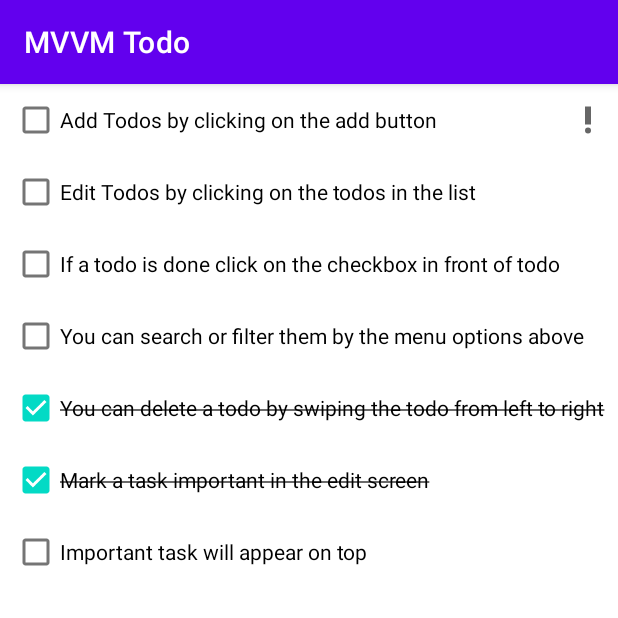
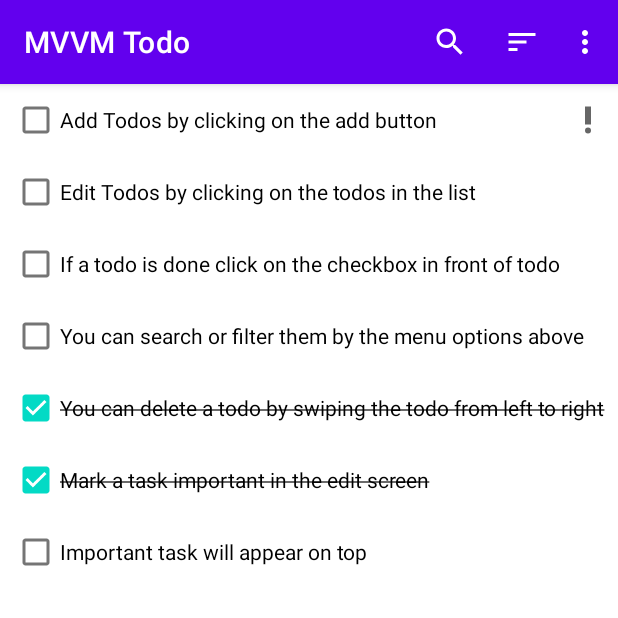
Before and after one commit to RakeshBepari/MVVM-Todo, an Android app: the screen it shows after launch (MainActivity), on a phone screen of 412 x 824 dp, the top half of it. Run offline under Robolectric (Android 15) with nearby library versions, the phone set to English and light mode, and no system bars; our stand-ins replace Dagger/Hilt's generated code, Room's generated code; libraries missing offline, so code that uses them is left out: androidx.hilt.lifecycle.

Commit message:
Search implemented

```diff
--- a/app/src/main/java/com/example/mvvmtodo/data/TaskDao.kt
+++ b/app/src/main/java/com/example/mvvmtodo/data/TaskDao.kt
@@ -7,8 +7,8 @@ import kotlinx.coroutines.flow.Flow
 @Dao
 interface TaskDao {
 
-    @Query("SELECT * FROM task_table")
-    fun getTasks(): Flow<List<Task>>
+    @Query("SELECT * FROM task_table WHERE name LIKE '%' || :searchQuery || '%' ORDER BY important desc")
+    fun getTasks(searchQuery: String): Flow<List<Task>>
 
     @Insert(onConflict = OnConflictStrategy.REPLACE)
     suspend fun insert(task: Task)
--- a/app/src/main/java/com/example/mvvmtodo/ui/tasks/TasksFragment.kt
+++ b/app/src/main/java/com/example/mvvmtodo/ui/tasks/TasksFragment.kt
@@ -1,12 +1,17 @@
 package com.example.mvvmtodo.ui.tasks
 
 import android.os.Bundle
+import android.view.Menu
+import android.view.MenuInflater
+import android.view.MenuItem
 import android.view.View
+import androidx.appcompat.widget.SearchView
 import androidx.fragment.app.Fragment
 import androidx.fragment.app.viewModels
 import androidx.recyclerview.widget.LinearLayoutManager
 import com.example.mvvmtodo.R
 import com.example.mvvmtodo.databinding.FragmentTasksBinding
+import com.example.mvvmtodo.uitl.OnQueryTextChanged
 import dagger.hilt.android.AndroidEntryPoint
 
 @AndroidEntryPoint
@@ -32,5 +37,43 @@ class TasksFragment:Fragment(R.layout.fragment_tasks) {
         viewModel.tasks.observe(viewLifecycleOwner){
             taskAdapter.submitList(it)
         }
+
+        setHasOptionsMenu(true)
     }
+
+    override fun onCreateOptionsMenu(menu: Menu, inflater: MenuInflater) {
+        inflater.inflate(R.menu.menu_fragment_tasks,menu)
+
+        val searchItem = menu.findItem(R.id.action_search)
+        val searchView = searchItem.actionView as SearchView
+
+        searchView.OnQueryTextChanged{
+            viewModel.searchQuery.value = it
+        }
+
+    }
+
+    override fun onOptionsItemSelected(item: MenuItem): Boolean {
+        return when(item.itemId){
+            R.id.action_sort_by_name -> {
+
+                true
+            }
+            R.id.action_sort_by_date_created -> {
+
+                true
+            }
+            R.id.action_hide_completed_tasks -> {
+                item.isChecked = !item.isChecked
+
+                true
+            }
+            R.id.action_delete_all_completed_tasks -> {
+
+                true
+            }
+            else -> super.onOptionsItemSelected(item)
+        }
+    }
+
 }
--- a/app/src/main/java/com/example/mvvmtodo/ui/tasks/TasksViewModel.kt
+++ b/app/src/main/java/com/example/mvvmtodo/ui/tasks/TasksViewModel.kt
@@ -4,6 +4,8 @@ import androidx.hilt.lifecycle.ViewModelInject
 import androidx.lifecycle.ViewModel
 import androidx.lifecycle.asLiveData
 import com.example.mvvmtodo.data.TaskDao
+import kotlinx.coroutines.flow.MutableStateFlow
+import kotlinx.coroutines.flow.flatMapLatest
 
 
 class TasksViewModel @ViewModelInject constructor(
@@ -11,5 +13,11 @@ class TasksViewModel @ViewModelInject constructor(
 
 ) : ViewModel() {
 
-    val tasks = taskDao.getTasks().asLiveData()
+    val searchQuery = MutableStateFlow("")
+
+    private  val taskFlow = searchQuery.flatMapLatest {
+        taskDao.getTasks(it)
+    }
+
+    val tasks = taskFlow.asLiveData()
 }
--- /dev/null
+++ b/app/src/main/java/com/example/mvvmtodo/uitl/ViewExt.kt
@@ -0,0 +1,19 @@
+package com.example.mvvmtodo.uitl
+
+import androidx.appcompat.widget.SearchView
+
+
+inline fun SearchView.OnQueryTextChanged(crossinline listner: (String)->Unit) {
+
+    this.setOnQueryTextListener(object : SearchView.OnQueryTextListener{
+        override fun onQueryTextSubmit(p0: String?): Boolean {
+            return true
+        }
+
+        override fun onQueryTextChange(newText: String?): Boolean {
+            listner(newText.orEmpty())
+            return true
+        }
+    })
+
+}
--- /dev/null
+++ b/app/src/main/res/drawable/ic_search.xml
@@ -0,0 +1,10 @@
+<vector xmlns:android="http://schemas.android.com/apk/res/android"
+    android:width="24dp"
+    android:height="24dp"
+    android:viewportWidth="24"
+    android:viewportHeight="24"
+    android:tint="?attr/colorControlNormal">
+  <path
+      android:fillColor="@android:color/white"
+      android:pathData="M15.5,14h-0.79l-0.28,-0.27C15.41,12.59 16,11.11 16,9.5 16,5.91 13.09,3 9.5,3S3,5.91 3,9.5 5.91,16 9.5,16c1.61,0 3.09,-0.59 4.23,-1.57l0.27,0.28v0.79l5,4.99L20.49,19l-4.99,-5zM9.5,14C7.01,14 5,11.99 5,9.5S7.01,5 9.5,5 14,7.01 14,9.5 11.99,14 9.5,14z"/>
+</vector>
--- /dev/null
+++ b/app/src/main/res/drawable/ic_sort.xml
@@ -0,0 +1,10 @@
+<vector xmlns:android="http://schemas.android.com/apk/res/android"
+    android:width="24dp"
+    android:height="24dp"
+    android:viewportWidth="24"
+    android:viewportHeight="24"
+    android:tint="?attr/colorControlNormal">
+  <path
+      android:fillColor="@android:color/white"
+      android:pathData="M3,18h6v-2L3,16v2zM3,6v2h18L21,6L3,6zM3,13h12v-2L3,11v2z"/>
+</vector>
--- /dev/null
+++ b/app/src/main/res/menu/menu_fragment_tasks.xml
@@ -0,0 +1,38 @@
+<?xml version="1.0" encoding="utf-8"?>
+<menu xmlns:android="http://schemas.android.com/apk/res/android"
+    xmlns:app="http://schemas.android.com/apk/res-auto">
+    <item
+        android:id="@+id/action_search"
+        android:icon="@drawable/ic_search"
+        android:title="Search"
+        app:actionViewClass="androidx.appcompat.widget.SearchView"
+        app:showAsAction="always|collapseActionView" />
+
+    <item
+        android:icon="@drawable/ic_sort"
+        android:title="Sort"
+        app:showAsAction="always">
+
+        <menu>
+            <item
+                android:id="@+id/action_sort_by_name"
+                android:title="Sort by Name"/>
+
+            <item
+                android:id="@+id/action_sort_by_date_created"
+                android:title="Sort by date created"/>
+
+        </menu>
+    </item>
+
+    <item
+        android:id="@+id/action_hide_completed_tasks"
+        android:checkable="true"
+        android:title="Hide Completed Tasks"
+        app:showAsAction="never"/>
+
+    <item
+        android:id="@+id/action_delete_all_completed_tasks"
+        android:title="Delete all completed Tasks"
+        app:showAsAction="never"/>
+</menu>
```
